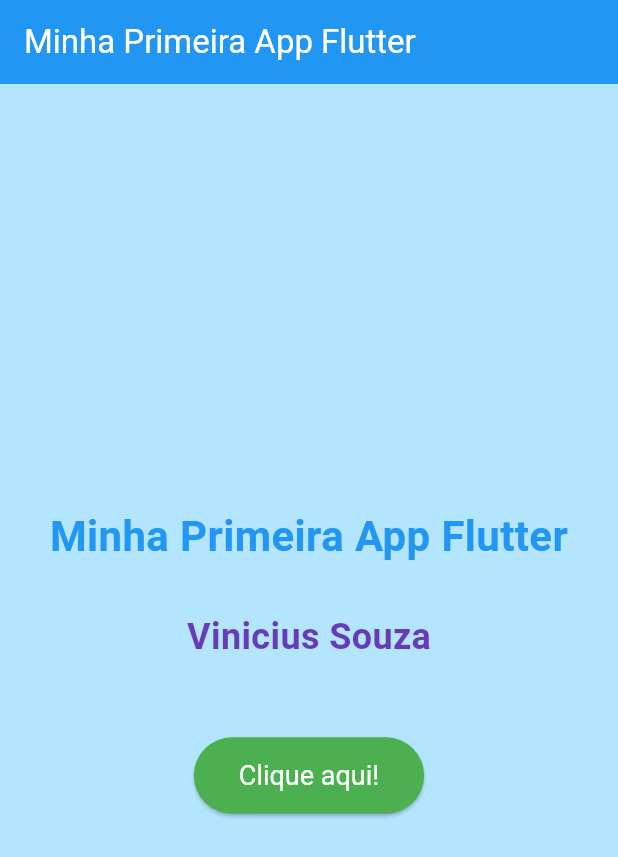
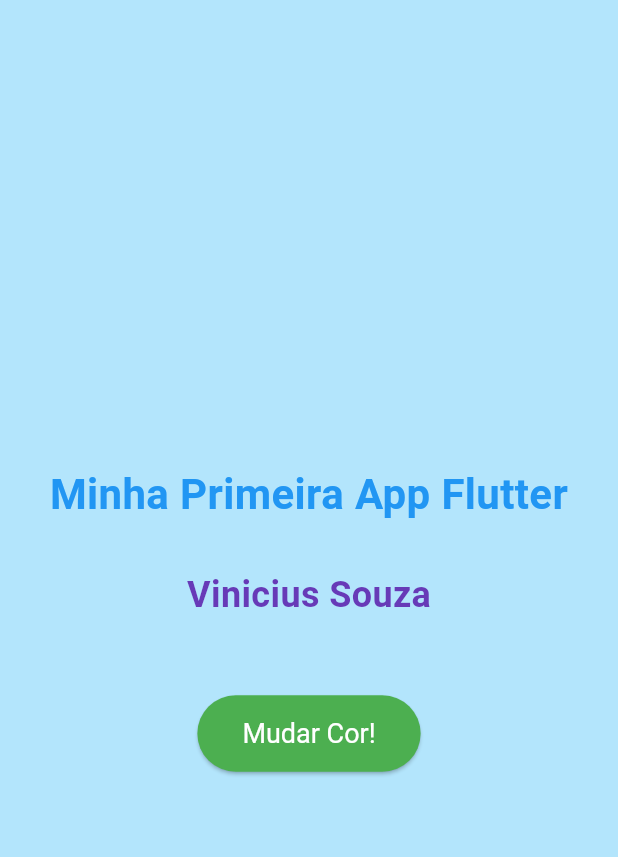
Before and after one commit to ViniciusouzaDev/Atividade_Facil_Flutter, a Flutter app: the screen it shows after launch, on a phone screen of 412 x 824 dp. Shown: the top 857 px of the screen. Run offline on Flutter 3.47's test engine with Material 3 defaults, Android fonts, the phone set to English and light mode, and no system bars.

Commit message:
Projeto Fácil Final

```diff
--- a/lib/main.dart
+++ b/lib/main.dart
@@ -11,6 +11,7 @@
   Widget build(BuildContext context) {
     return MaterialApp(
       title: 'Minha Primeira App Flutter',
+      debugShowCheckedModeBanner: false,
       theme: ThemeData(
         primarySwatch: Colors.blue,
       ),
@@ -19,18 +20,48 @@
   }
 }
 
-class TelaPrincipal extends StatelessWidget {
+class TelaPrincipal extends StatefulWidget {
   const TelaPrincipal({super.key});
+
+  @override
+  State<TelaPrincipal> createState() => _TelaPrincipalState();
+}
+
+class _TelaPrincipalState extends State<TelaPrincipal> {
+  Color _corFundo = Colors.lightBlue[100]!;
+  int _indiceCor = 0;
+
+  final List<Color> _cores = [
+    Colors.lightBlue[100]!,
+    Colors.lightGreen[100]!,
+    Colors.pink[100]!,
+    Colors.orange[100]!,
+    Colors.purple[100]!,
+    Colors.red[100]!,
+    Colors.yellow[100]!,
+    Colors.cyan[100]!,
+  ];
+
+  void _mudarCor() {
+    setState(() {
+      _indiceCor = (_indiceCor + 1) % _cores.length;
+      _corFundo = _cores[_indiceCor];
+    });
+
+    // Mostrar mensagem "Olá Flutter!"
+    ScaffoldMessenger.of(context).showSnackBar(
+      const SnackBar(
+        content: Text('Olá Flutter!'),
+        duration: Duration(seconds: 2),
+        backgroundColor: Colors.green,
+      ),
+    );
+  }
 
   @override
   Widget build(BuildContext context) {
     return Scaffold(
-      backgroundColor: Colors.lightBlue[100], // Cor de fundo personalizada
-      appBar: AppBar(
-        title: const Text('Minha Primeira App Flutter'),
-        backgroundColor: Colors.blue,
-        foregroundColor: Colors.white,
-      ),
+      backgroundColor: _corFundo,
       body: Center(
         child: Column(
           mainAxisAlignment: MainAxisAlignment.center,
@@ -58,42 +89,20 @@
             ),
             const SizedBox(height: 50),
 
-            // Botão que mostra alerta
+            // Botão que muda a cor
             ElevatedButton(
-              onPressed: () {
-                _mostrarAlerta(context);
-              },
+              onPressed: _mudarCor,
               style: ElevatedButton.styleFrom(
                 backgroundColor: Colors.green,
                 foregroundColor: Colors.white,
                 padding: const EdgeInsets.symmetric(horizontal: 30, vertical: 15),
                 textStyle: const TextStyle(fontSize: 18),
               ),
-              child: const Text('Clique aqui!'),
+              child: const Text('Mudar Cor!'),
             ),
           ],
         ),
       ),
     );
   }
-
-  void _mostrarAlerta(BuildContext context) {
-    showDialog(
-      context: context,
-      builder: (BuildContext context) {
-        return AlertDialog(
-          title: const Text('Olá Flutter!'),
-          content: const Text('Esta é sua primeira aplicação Flutter! 🎉'),
-          actions: [
-            TextButton(
-              onPressed: () {
-                Navigator.of(context).pop();
-              },
-              child: const Text('Fechar'),
-            ),
-          ],
-        );
-      },
-    );
-  }
 }
```
